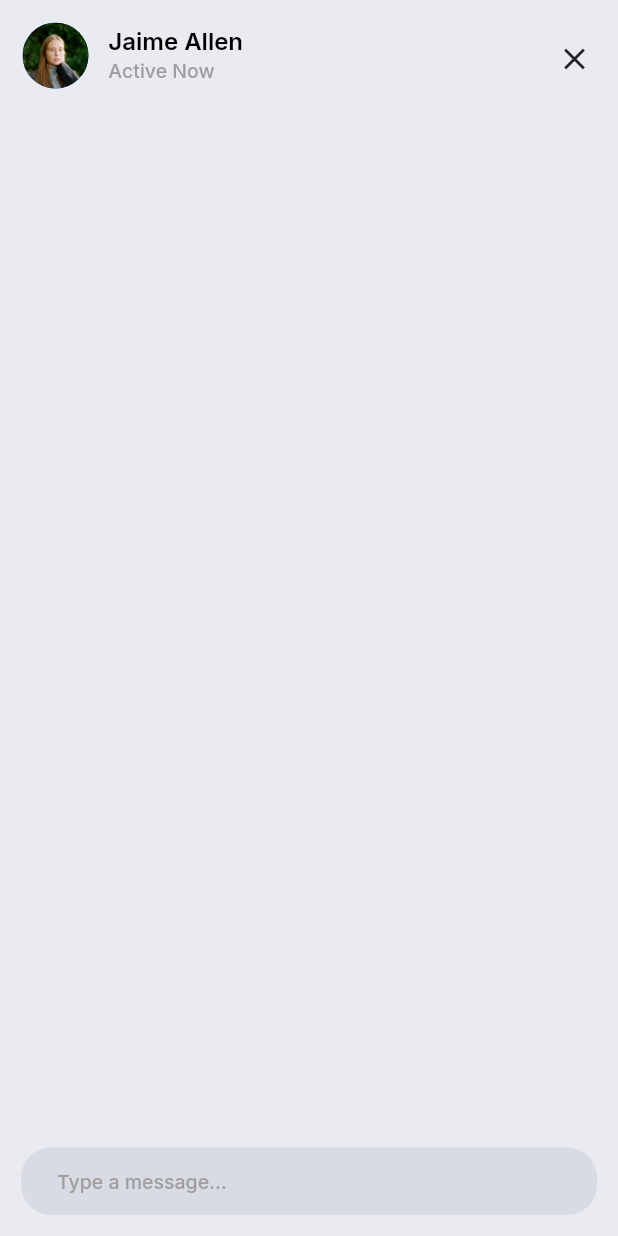
After one commit to alan-thomas-shaji/hlf-chat-app, a Flutter app: the screen it shows after launch, after a tap on "Jaime Allen", on a phone screen of 412 x 824 dp. The commit adds this screen. Run offline on Flutter 3.47's test engine with Material 2 defaults, Android fonts, the light colour scheme and no system bars; our stand-ins replace font_awesome_flutter, get, google_fonts, socket_io_client.

Commit message:
Chat screen Ui partially complete

```diff
--- /dev/null
+++ b/HLF Chat/lib/chat_screen.dart
@@ -0,0 +1,87 @@
+import 'package:flutter/material.dart';
+import 'package:get/get.dart';
+import 'package:hlfchat/themes/text_theme.dart';
+
+class ChatScreen extends StatefulWidget {
+  ChatScreen({Key? key}) : super(key: key);
+
+  @override
+  State<ChatScreen> createState() => _ChatScreenState();
+}
+
+class _ChatScreenState extends State<ChatScreen> {
+  @override
+  Widget build(BuildContext context) {
+    return Scaffold(
+      backgroundColor: Color.fromARGB(255, 234, 235, 241),
+      body: SafeArea(
+        child: Column(
+          mainAxisAlignment: MainAxisAlignment.spaceBetween,
+          children: [
+            Container(
+              padding: EdgeInsets.all(15),
+              child: Row(
+                mainAxisAlignment: MainAxisAlignment.spaceBetween,
+                crossAxisAlignment: CrossAxisAlignment.start,
+                children: [
+                  CircleAvatar(
+                    backgroundImage: AssetImage('assets/images/avatar.jpg'),
+                    radius: 22,
+                  ),
+                  Spacer(flex: 1),
+                  Padding(
+                    padding: const EdgeInsets.all(3.0),
+                    child: Column(
+                      crossAxisAlignment: CrossAxisAlignment.start,
+                      children: [
+                        Text(
+                          'Jaime Allen',
+                          style: HLFTextTheme.kNameTextStyle,
+                        ),
+                        SizedBox(height: 3),
+                        Text(
+                          'Active Now',
+                          style: HLFTextTheme.kStatusTextStyle,
+                        ),
+                      ],
+                    ),
+                  ),
+                  Spacer(flex: 18),
+                  IconButton(
+                    padding: EdgeInsets.all(2),
+                    alignment: Alignment.centerRight,
+                    onPressed: () {
+                      Get.back();
+                    },
+                    icon: Icon(Icons.close),
+                  )
+                ],
+              ),
+            ),
+            Container(
+              height: Get.height * 0.75,
+              color: Color.fromARGB(255, 234, 235, 241),
+            ),
+            Container(
+              height: 45,
+              padding: EdgeInsets.all(15),
+              margin: EdgeInsets.all(14),
+              decoration: BoxDecoration(
+                color: Color.fromARGB(255, 217, 219, 228),
+                borderRadius: BorderRadius.circular(20),
+              ),
+              child: TextField(
+                decoration: InputDecoration(
+                  border: InputBorder.none,
+                  hintText: 'Type a message...',
+                  hintStyle: HLFTextTheme.kStatusTextStyle,
+                  contentPadding: EdgeInsets.all(9),
+                ),
+              ),
+            ),
+          ],
+        ),
+      ),
+    );
+  }
+}
--- a/HLF Chat/lib/home.dart
+++ b/HLF Chat/lib/home.dart
@@ -1,6 +1,7 @@
 import 'package:flutter/material.dart';
 import 'package:font_awesome_flutter/font_awesome_flutter.dart';
 import 'package:get/get.dart';
+import 'package:hlfchat/chat_screen.dart';
 import 'package:hlfchat/themes/text_theme.dart';
 
 class Home extends StatefulWidget {
@@ -111,7 +112,11 @@ class ChatListHeader extends StatelessWidget {
 
   @override
   Widget build(BuildContext context) {
-    return Padding(
+    return GestureDetector(
+      onTap: () {
+        Get.to(() => ChatScreen(), transition: Transition.rightToLeft);
+      },
+      child: Padding(
         padding: const EdgeInsets.all(8.0),
         child: Align(
           alignment: Alignment.center,
@@ -158,6 +163,7 @@ class ChatListHeader extends StatelessWidget {
             ),
           ),
         ),
+      ),
     );
   }
 }
--- a/HLF Chat/lib/main.dart
+++ b/HLF Chat/lib/main.dart
@@ -1,4 +1,5 @@
 import 'package:flutter/material.dart';
+import 'package:get/get.dart';
 import 'home.dart';
 
 void main() => runApp(MyMaterial());
@@ -6,7 +7,7 @@ void main() => runApp(MyMaterial());
 class MyMaterial extends StatelessWidget {
   @override
   Widget build(BuildContext context) {
-    return MaterialApp(
+    return GetMaterialApp(
       debugShowCheckedModeBanner: false,
       home: Home(),
     );
```
Lines whose indentation alone changed are shown as unchanged.
